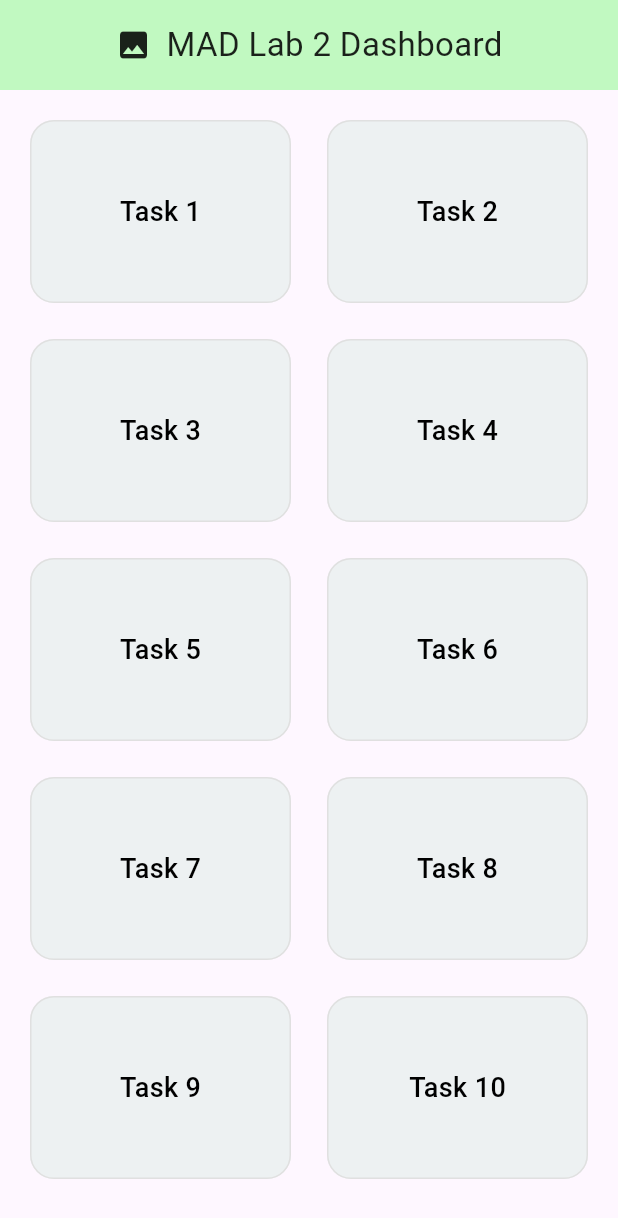
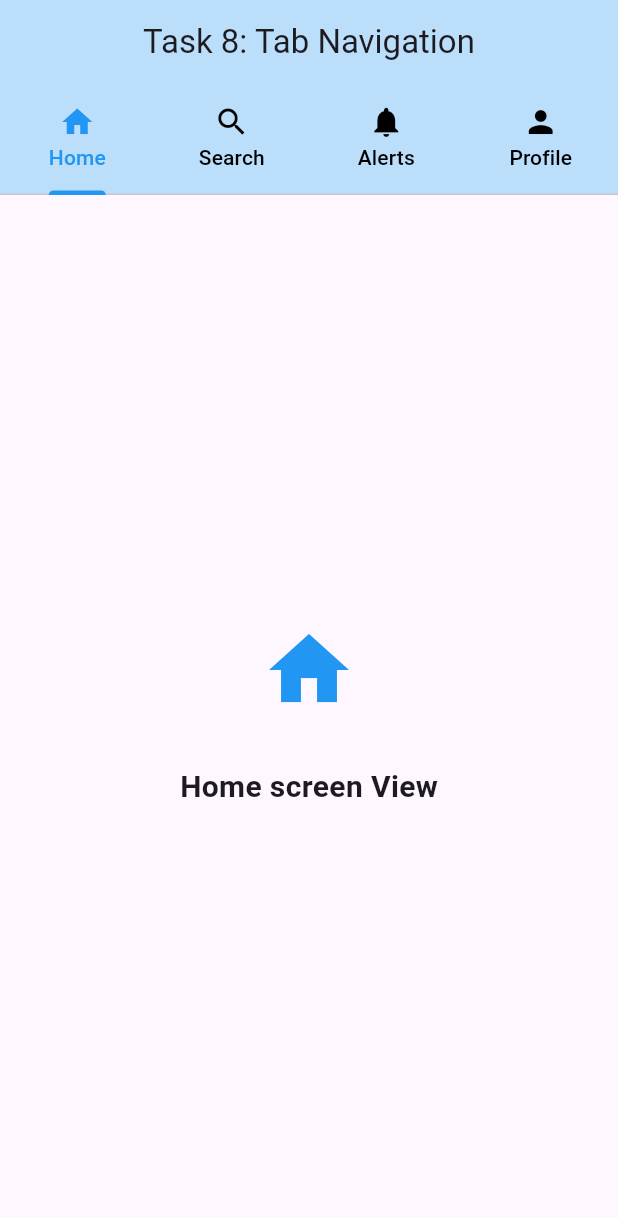
Before and after one commit to saadmohammad-dev/flutter-navigation-mastery-labs, a Flutter app: the screen it shows after launch, on a phone screen of 412 x 824 dp. Shown: the top 1218 px of the screen. Run offline on Flutter 3.47's test engine with Material 3 defaults, Android fonts, the phone set to English and light mode, and no system bars.

Commit message:
feat(lab2): complete Task 8 implementing 4-screen viewport cluster using DefaultTabController

```diff
--- a/lib/main.dart
+++ b/lib/main.dart
@@ -1,6 +1,7 @@
 import 'package:flutter/material.dart';
 import 'package:mad_lab_assignment_2/task_1_to_6/task6_screens.dart';
 import 'package:mad_lab_assignment_2/task_7_ecom/task7_home.dart';
+import 'package:mad_lab_assignment_2/task_8_to_15/task_tab_screens.dart';
 import 'task_1_to_6/task1_screen.dart';
 import 'task_1_to_6/task2_screen.dart';
 import 'task_1_to_6/task3_screens.dart';
@@ -27,7 +28,9 @@ class MyApp extends StatelessWidget {
 
       initialRoute: '/',
       routes: {
-        '/': (context) => const DashboardScreen(),
+                '/': (context) => const  Task8_MainScreen(),
+
+        //'/': (context) => const DashboardScreen(),
        '/task1': (context) => const Task1HomeScreen(),
 
 
@@ -37,7 +40,7 @@ class MyApp extends StatelessWidget {
         '/task5': (context) => const Task5HomeScreen (),
         '/task6': (context) => const  Task6HomeScreen(),
          '/task7': (context) => const Task7HomeScreen(),
-        '/task8': (context) => const PlaceholderScreen(title: "Task 8"),
+        '/task8': (context) => const  Task8_MainScreen(),
         '/task9': (context) => const PlaceholderScreen(title: "Task 9"),
         '/task10': (context) => const PlaceholderScreen(title: "Task 10"),
         '/task11': (context) => const PlaceholderScreen(title: "Task 11"),
--- /dev/null
+++ b/lib/task_8_to_15/task_tab_screens.dart
@@ -0,0 +1,122 @@
+import 'package:flutter/material.dart';
+
+class TabHomeScreen extends StatelessWidget {
+  const TabHomeScreen({super.key});
+
+  Widget build(BuildContext context) {
+    return const Center(
+      child: Column(
+        mainAxisAlignment: MainAxisAlignment.center,
+        children: [
+          Icon(Icons.home, size: 64, color: Colors.blue),
+          SizedBox(height: 32),
+          Text(
+            'Home screen View',
+            style: TextStyle(fontSize: 20, fontWeight: FontWeight.bold),
+          ),
+        ],
+      ),
+    );
+  }
+}
+
+class TabScreenSearch extends StatelessWidget {
+  const TabScreenSearch({super.key});
+
+  Widget build(BuildContext context) {
+    return const Center(
+      child: Column(
+        mainAxisAlignment: MainAxisAlignment.center,
+        children: [
+          Icon(Icons.home, size: 64, color: Colors.green),
+          SizedBox(height: 32),
+          Text(
+            'Search screen View',
+            style: TextStyle(fontSize: 20, fontWeight: FontWeight.bold),
+          ),
+        ],
+      ),
+    );
+  }
+}
+
+class TabNotificationScreen extends StatelessWidget {
+  const TabNotificationScreen({super.key});
+
+  Widget build(BuildContext context) {
+    return Center(
+      child: Column(
+        mainAxisAlignment: MainAxisAlignment.center,
+        children: [
+          Icon(Icons.notifications, size: 64, color: Colors.orange),
+          SizedBox(height: 12),
+          Text(
+            'Notifications Screen View',
+            style: TextStyle(fontSize: 20, fontWeight: FontWeight.bold),
+          ),
+        ],
+      ),
+    );
+  }
+}
+
+class TabProfileScreen extends StatelessWidget {
+  const TabProfileScreen({super.key});
+  @override
+  Widget build(BuildContext context) {
+    return const Center(
+      child: Column(
+        mainAxisAlignment: MainAxisAlignment.center,
+        children: [
+          Icon(Icons.person, size: 64, color: Colors.purple),
+          SizedBox(height: 12),
+          Text(
+            'Profile Screen View',
+            style: TextStyle(fontSize: 20, fontWeight: FontWeight.bold),
+          ),
+        ],
+      ),
+    );
+  }
+}
+
+
+class Task8_MainScreen extends StatelessWidget{
+  const Task8_MainScreen({super.key});
+
+  Widget build(BuildContext context){
+return DefaultTabController(length: 4,
+child: Scaffold(
+  appBar: AppBar(
+          title: const Text('Task 8: Tab Navigation'),
+          backgroundColor: Colors.blue.shade100,
+          centerTitle: true,
+
+bottom: const TabBar(
+  labelColor: Colors.blue,
+  unselectedLabelColor: Colors.black,
+  indicatorColor: Colors.blue,
+  tabs: [
+    Tab(icon: Icon(Icons.home),text: "Home"),
+      Tab(icon: Icon(Icons.search),text: "Search"),
+      Tab(icon: Icon(Icons.notifications),text: "Alerts"),
+          Tab(icon: Icon(Icons.person),text: "Profile"),
+  ],
+),
+  ),
+
+body: const TabBarView(
+          children: [
+            TabHomeScreen(),         // Index 0
+            TabScreenSearch(),       // Index 1
+            TabNotificationScreen(),         // Index 2
+            TabProfileScreen(),      // Index 3
+          ],
+        ),
+),
+
+
+
+);
+  }
+}
```
